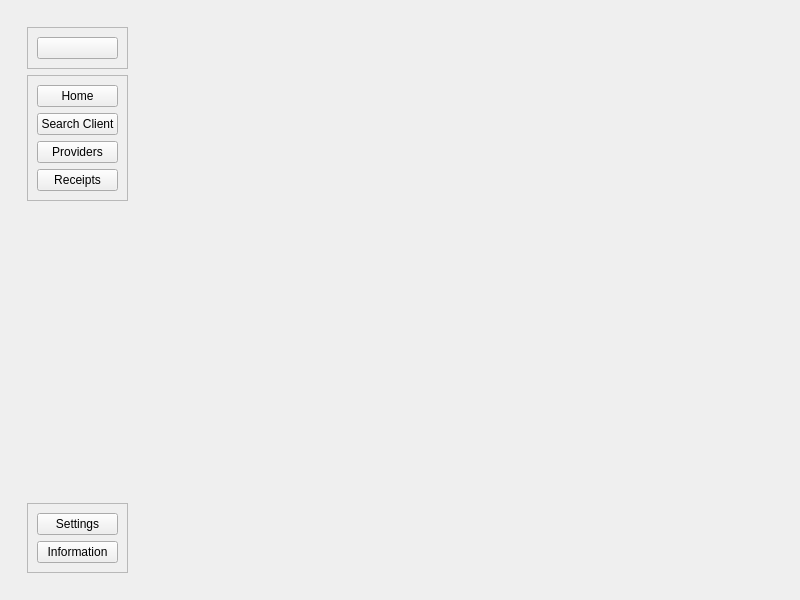
Old version of the form qt/Interface.ui in the repository JuanCanoPalacios/Tienda-Electronica.
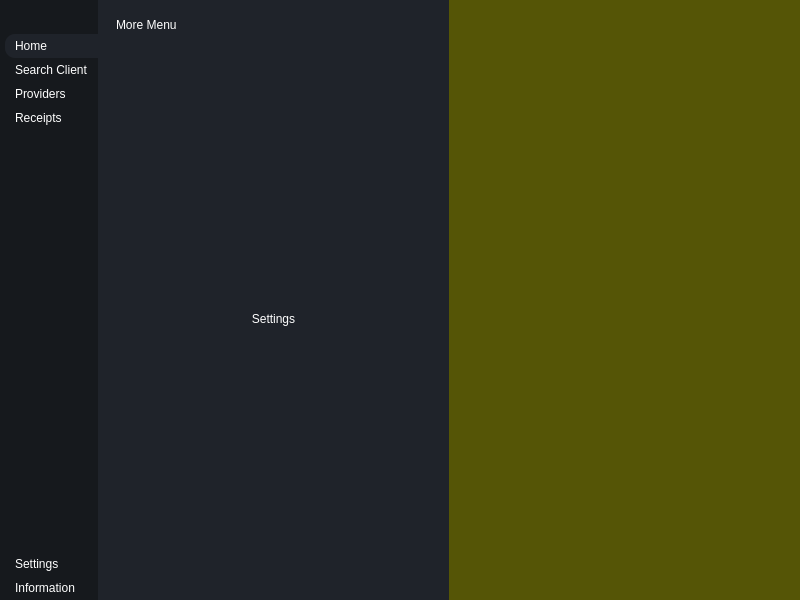
New version of the form. Icons and pictures are not drawn.

Commit message: upgrade interface pt2

```diff
--- a/qt/Interface.ui
+++ b/qt/Interface.ui
@@ -13,17 +13,86 @@
   <property name="windowTitle">
    <string>MainWindow</string>
   </property>
+  <property name="styleSheet">
+   <string notr="true">*{
+	border:none;
+	background-color:transparent;
+	background:none;
+	padding:0;
+	margin:0;
+	color:#fff;
+ 
+}
+
+#centralwidget{
+	background-color: #1f232a;
+}
+#leftMenuSubContainer{
+	background-color: #16191d;
+}
+#leftMenuSubContainer QPushButton{
+	text-align: left;
+	padding:5px 10px;
+	border-top-left-radius: 10px;
+	border-bottom-left-radius: 10px;
+}</string>
+  </property>
   <widget class="QWidget" name="centralwidget">
    <layout class="QHBoxLayout" name="horizontalLayout">
+    <property name="spacing">
+     <number>0</number>
+    </property>
+    <property name="leftMargin">
+     <number>0</number>
+    </property>
+    <property name="topMargin">
+     <number>0</number>
+    </property>
+    <property name="rightMargin">
+     <number>0</number>
+    </property>
+    <property name="bottomMargin">
+     <number>0</number>
+    </property>
     <item alignment="Qt::AlignLeft">
      <widget class="QWidget" name="leftMenuContainer" native="true">
       <layout class="QVBoxLayout" name="verticalLayout">
+       <property name="spacing">
+        <number>0</number>
+       </property>
+       <property name="leftMargin">
+        <number>0</number>
+       </property>
+       <property name="topMargin">
+        <number>0</number>
+       </property>
+       <property name="rightMargin">
+        <number>0</number>
+       </property>
+       <property name="bottomMargin">
+        <number>0</number>
+       </property>
        <item alignment="Qt::AlignLeft">
         <widget class="QWidget" name="leftMenuSubContainer" native="true">
          <property name="enabled">
           <bool>true</bool>
          </property>
          <layout class="QVBoxLayout" name="verticalLayout_2">
+          <property name="spacing">
+           <number>0</number>
+          </property>
+          <property name="leftMargin">
+           <number>5</number>
+          </property>
+          <property name="topMargin">
+           <number>0</number>
+          </property>
+          <property name="rightMargin">
+           <number>0</number>
+          </property>
+          <property name="bottomMargin">
+           <number>0</number>
+          </property>
           <item alignment="Qt::AlignTop">
            <widget class="QFrame" name="frame">
             <property name="frameShape">
@@ -33,8 +102,26 @@
              <enum>QFrame::Raised</enum>
             </property>
             <layout class="QHBoxLayout" name="horizontalLayout_2">
+             <property name="spacing">
+              <number>0</number>
+             </property>
+             <property name="leftMargin">
+              <number>0</number>
+             </property>
+             <property name="topMargin">
+              <number>0</number>
+             </property>
+             <property name="rightMargin">
+              <number>0</number>
+             </property>
+             <property name="bottomMargin">
+              <number>0</number>
+             </property>
              <item>
               <widget class="QPushButton" name="menuButton">
+               <property name="enabled">
+                <bool>true</bool>
+               </property>
                <property name="maximumSize">
                 <size>
                  <width>16777215</width>
@@ -77,11 +164,29 @@
              <enum>QFrame::Raised</enum>
             </property>
             <layout class="QVBoxLayout" name="verticalLayout_3">
+             <property name="spacing">
+              <number>0</number>
+             </property>
+             <property name="leftMargin">
+              <number>0</number>
+             </property>
+             <property name="topMargin">
+              <number>10</number>
+             </property>
+             <property name="rightMargin">
+              <number>0</number>
+             </property>
+             <property name="bottomMargin">
+              <number>10</number>
+             </property>
              <item>
-              <widget class="QPushButton" name="pushButton_4">
+              <widget class="QPushButton" name="homeBtn">
                <property name="toolTip">
                 <string>Home</string>
                </property>
+               <property name="styleSheet">
+                <string notr="true">background-color:#1f232a;</string>
+               </property>
                <property name="text">
                 <string>Home</string>
                </property>
@@ -98,7 +203,7 @@
               </widget>
              </item>
              <item>
-              <widget class="QPushButton" name="pushButton_3">
+              <widget class="QPushButton" name="searchBtn">
                <property name="toolTip">
                 <string>Search Client</string>
                </property>
@@ -118,7 +223,7 @@
               </widget>
              </item>
              <item>
-              <widget class="QPushButton" name="pushButton_5">
+              <widget class="QPushButton" name="providersBtn">
                <property name="toolTip">
                 <string>View Provirds</string>
                </property>
@@ -138,7 +243,7 @@
               </widget>
              </item>
              <item>
-              <widget class="QPushButton" name="pushButton_2">
+              <widget class="QPushButton" name="receiptsBtn">
                <property name="toolTip">
                 <string>View Receipts</string>
                </property>
@@ -182,8 +287,23 @@
              <enum>QFrame::Raised</enum>
             </property>
             <layout class="QVBoxLayout" name="verticalLayout_4">
+             <property name="spacing">
+              <number>0</number>
+             </property>
+             <property name="leftMargin">
+              <number>0</number>
+             </property>
+             <property name="topMargin">
+              <number>0</number>
+             </property>
+             <property name="rightMargin">
+              <number>0</number>
+             </property>
+             <property name="bottomMargin">
+              <number>0</number>
+             </property>
              <item>
-              <widget class="QPushButton" name="pushButton_6">
+              <widget class="QPushButton" name="settinBtn">
                <property name="toolTip">
                 <string>Go to ettings</string>
                </property>
@@ -203,7 +323,7 @@
               </widget>
              </item>
              <item>
-              <widget class="QPushButton" name="pushButton_7">
+              <widget class="QPushButton" name="infoBtn">
                <property name="toolTip">
                 <string>Information about the app</string>
                </property>
@@ -232,7 +352,99 @@
      </widget>
     </item>
     <item>
-     <widget class="QWidget" name="mainBodyContainer" native="true"/>
+     <widget class="QWidget" name="centalMenuContainer" native="true">
+      <layout class="QVBoxLayout" name="verticalLayout_5" stretch="0">
+       <property name="spacing">
+        <number>0</number>
+       </property>
+       <property name="leftMargin">
+        <number>0</number>
+       </property>
+       <property name="topMargin">
+        <number>0</number>
+       </property>
+       <property name="rightMargin">
+        <number>0</number>
+       </property>
+       <property name="bottomMargin">
+        <number>0</number>
+       </property>
+       <item>
+        <widget class="QWidget" name="centralMenuSubContainer" native="true">
+         <layout class="QVBoxLayout" name="verticalLayout_6">
+          <item alignment="Qt::AlignTop">
+           <widget class="QFrame" name="frame_4">
+            <property name="frameShape">
+             <enum>QFrame::StyledPanel</enum>
+            </property>
+            <property name="frameShadow">
+             <enum>QFrame::Raised</enum>
+            </property>
+            <layout class="QHBoxLayout" name="horizontalLayout_4">
+             <item>
+              <widget class="QLabel" name="label_2">
+               <property name="text">
+                <string>More Menu</string>
+               </property>
+              </widget>
+             </item>
+             <item>
+              <widget class="QPushButton" name="pushButton_2">
+               <property name="text">
+                <string/>
+               </property>
+               <property name="icon">
+                <iconset resource="resouces.qrc">
+                 <normaloff>:/icons/icons/minus-circle.svg</normaloff>:/icons/icons/minus-circle.svg</iconset>
+               </property>
+               <property name="iconSize">
+                <size>
+                 <width>24</width>
+                 <height>24</height>
+                </size>
+               </property>
+              </widget>
+             </item>
+            </layout>
+           </widget>
+          </item>
+          <item>
+           <widget class="QStackedWidget" name="stackedWidget">
+            <widget class="QWidget" name="page">
+             <layout class="QVBoxLayout" name="verticalLayout_7">
+              <item>
+               <widget class="QLabel" name="label_3">
+                <property name="text">
+                 <string>Settings</string>
+                </property>
+                <property name="alignment">
+                 <set>Qt::AlignCenter</set>
+                </property>
+               </widget>
+              </item>
+             </layout>
+            </widget>
+            <widget class="QWidget" name="page_2"/>
+           </widget>
+          </item>
+         </layout>
+        </widget>
+       </item>
+      </layout>
+     </widget>
+    </item>
+    <item>
+     <widget class="QWidget" name="mainBodyContainer" native="true">
+      <property name="sizePolicy">
+       <sizepolicy hsizetype="Expanding" vsizetype="Preferred">
+        <horstretch>0</horstretch>
+        <verstretch>0</verstretch>
+       </sizepolicy>
+      </property>
+      <property name="styleSheet">
+       <string notr="true">background-color: rgb(85, 85, 6);</string>
+      </property>
+     </widget>
     </item>
    </layout>
   </widget>
```
